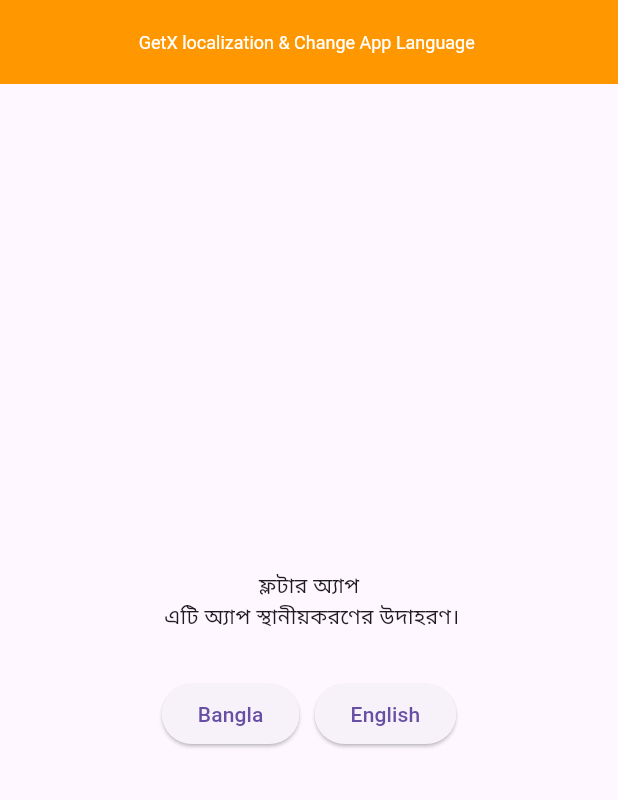
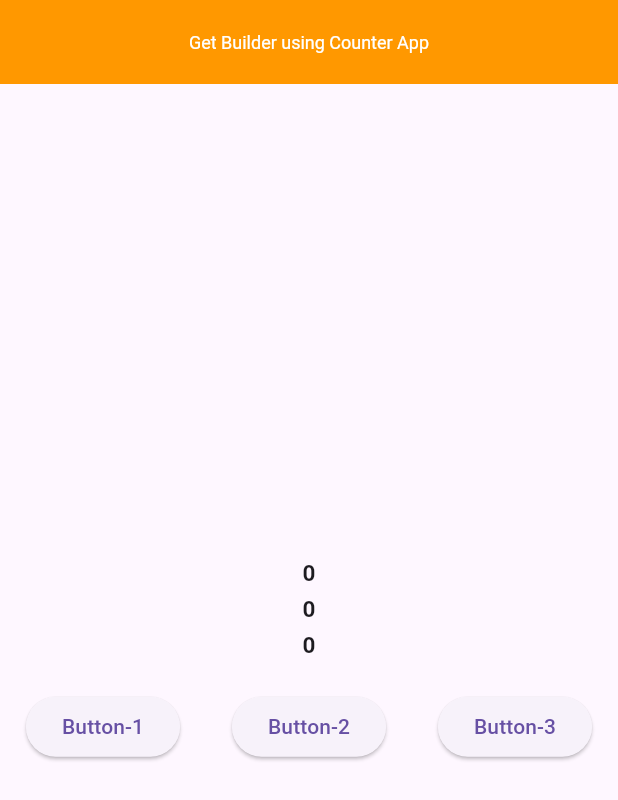
Before and after one commit to Jahid01234/getx_all_code, a Flutter app: the screen it shows after launch, on a phone screen of 412 x 824 dp. Shown: the top 800 px of the screen. Run offline on Flutter 3.47's test engine with Material 3 defaults, Android fonts, the light colour scheme and no system bars; our stand-ins replace get.

Commit message:
-Counter App Using GetBuilder

```diff
--- /dev/null
+++ b/lib/counter_controller.dart
@@ -0,0 +1,24 @@
+import 'package:get/get.dart';
+
+class CounterController extends GetxController{
+  var count1 = 0;
+  var count2 = 0;
+  var count3 = 0;
+
+  void increment1(){
+    count1++;
+    update(['ID1']);
+  }
+
+  void increment2(){
+    count2++;
+    update(['ID2']);
+  }
+
+  void increment3(){
+    count3++;
+    update(['ID3']);
+  }
+
+
+}
--- a/lib/home_screen.dart
+++ b/lib/home_screen.dart
@@ -1,22 +1,21 @@
 import 'package:flutter/material.dart';
 import 'package:get/get.dart';
+import 'package:get_material_app/counter_controller.dart';
 
-class HomeScreen extends StatefulWidget {
-  const HomeScreen({super.key});
+class HomeScreen extends StatelessWidget {
+   HomeScreen({super.key});
 
-  @override
-  State<HomeScreen> createState() => _HomeScreenState();
-}
+  // Dependency injection
+  final CounterController dependency = Get.put(CounterController());
 
-
-class _HomeScreenState extends State<HomeScreen> {
   @override
   Widget build(BuildContext context) {
     return Scaffold(
       appBar: AppBar(
         backgroundColor: Colors.orange,
         foregroundColor: Colors.white,
-        title: const Text("GetX localization & Change App Language ",
+        title: const Text(
+          "Get Builder using Counter App",
           style: TextStyle(fontSize: 12),
         ),
         centerTitle: true,
@@ -25,31 +24,66 @@ class _HomeScreenState extends State<HomeScreen> {
         child: Column(
           mainAxisAlignment: MainAxisAlignment.center,
           children: [
-                 // "tr" use for translation
-                 Text("app_name".tr),
-                 Text("app_title".tr),
-                 const SizedBox(height: 30),
+            GetBuilder<CounterController>(
+                id: "ID1",
+                builder: (controller){
+                  print("id:1");
+                  return Text(
+                    controller.count1.toString(),
+                    style: const TextStyle(fontSize: 15, fontWeight: FontWeight.bold
+                    ),
+                  );
+                }
+            ),
+            const SizedBox(height: 3),
+
+            GetBuilder<CounterController>(
+                id: "ID2",
+                builder: (controller){
+                  print("id:2");
+                  return Text(
+                    controller.count2.toString(),
+                    style: const TextStyle(fontSize: 15, fontWeight: FontWeight.bold
+                    ),
+                  );
+                }
+            ),
+
+            const SizedBox(height: 3),
+            GetBuilder<CounterController>(
+                id: "ID3",
+                builder: (controller){
+                  print("id:3");
+                  return Text(
+                    controller.count3.toString(),
+                    style: const TextStyle(fontSize: 15, fontWeight: FontWeight.bold
+                    ),
+                  );
+                }
+            ),
+
+            const SizedBox(height: 20),
             Row(
-                   mainAxisAlignment: MainAxisAlignment.center,
+              mainAxisAlignment: MainAxisAlignment.spaceAround,
               children: [
                 ElevatedButton(
-                         onPressed: (){
-                           // language_code, country_code
-                           Get.updateLocale(
-                               const Locale("bn", "BD"),
-                           );
+                  onPressed: () {
+                    dependency.increment1();
                   },
-                         child: const Text("Bangla")
+                  child: const Text("Button-1"),
                 ),
-                     const SizedBox(width: 10),
                 ElevatedButton(
-                         onPressed: (){
-                           Get.updateLocale(
-                               const Locale("en", "US"),
-                           );
+                  onPressed: () {
+                    dependency.increment2();
                   },
-                         child: const Text("English")
-                     )
+                  child: const Text("Button-2"),
+                ),
+                ElevatedButton(
+                  onPressed: () {
+                    dependency.increment3();
+                  },
+                  child: const Text("Button-3"),
+                ),
               ],
             )
           ],
--- a/lib/languages.dart
+++ /dev/null
@@ -1,18 +0,0 @@
-import 'package:get/get.dart';
-import 'package:get_material_app/languages/bangla.dart';
-import 'package:get_material_app/languages/english.dart';
-
-class Languages extends Translations{
-  @override
-
-  Map<String, Map<String, String>> get keys => {
-    // "en_Us" : {
-    //                "app_name" : "Flutter App",
-    //                "app_title" : "This is app localization example. "
-    //            },
-
-    "en_US" : english,
-    "bn_BD" : bangla
-  };
-
-}
--- a/lib/languages/bangla.dart
+++ /dev/null
@@ -1,6 +0,0 @@
-
-Map<String, String> bangla ={
-
-  "app_name" : "ফ্লটার অ্যাপ",
-  "app_title" : " এটি অ্যাপ স্থানীয়করণের উদাহরণ।"
-};
--- a/lib/languages/english.dart
+++ /dev/null
@@ -1,6 +0,0 @@
-
-Map<String, String> english ={
-
-  "app_name" : "Flutter App",
-  "app_title" : "This is app localization example. "
-};
--- a/lib/main.dart
+++ b/lib/main.dart
@@ -1,14 +1,14 @@
 import 'package:flutter/material.dart';
 import 'package:get/get.dart';
 import 'package:get_material_app/home_screen.dart';
-import 'package:get_material_app/languages.dart';
-
 
 
 
 void main() {
   runApp(const MyApp());
 }
+
+
 
 class MyApp extends StatelessWidget {
   const MyApp({super.key});
@@ -18,11 +18,7 @@ class MyApp extends StatelessWidget {
     return  GetMaterialApp(
       title: 'GetX Tutorial',
       debugShowCheckedModeBanner: false,
-      translations: Languages(),
-      //locale: Get.deviceLocale, // set initial device locale
-      locale: const Locale("bn", "BD"), // set initial locale
-      fallbackLocale: const Locale("en", "US"),
-      home: const HomeScreen(),
+      home:  HomeScreen(),
     );
   }
 }
```
Lines whose indentation alone changed are shown as unchanged.
